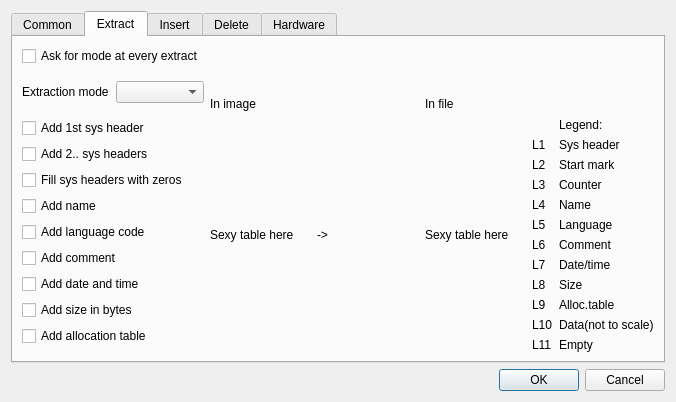
Above: setupwindow.ui from hitomi2500/ss-save-parser before the change. Below: the same form after it.
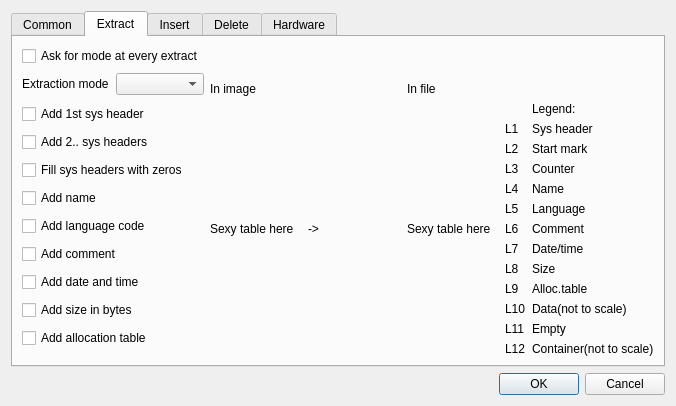
That is the form after the change. The open tabs and pages were chosen to show the change.

Commit message: Container mode preparations (not working yet)

What changed in the file:
```diff
--- a/setupwindow.ui
+++ b/setupwindow.ui
@@ -231,6 +231,20 @@
            </property>
           </widget>
          </item>
+         <item row="12" column="0">
+          <widget class="QLabel" name="label_Extract_L12">
+           <property name="text">
+            <string>L12</string>
+           </property>
+          </widget>
+         </item>
+         <item row="12" column="1">
+          <widget class="QLabel" name="label_12">
+           <property name="text">
+            <string>Container(not to scale)</string>
+           </property>
+          </widget>
+         </item>
         </layout>
        </item>
        <item row="4" column="2">
```
Left out of the diff: 14 changed lines with no effect on the pictures. The commit also changes 5 other files.
